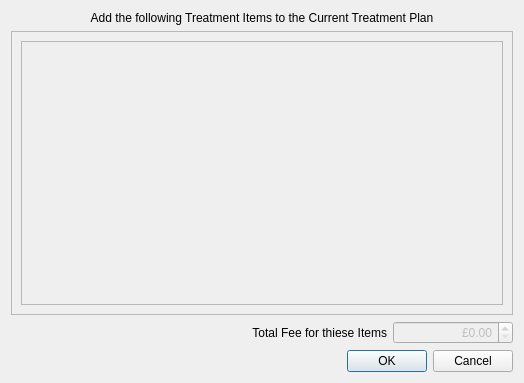
Qt form qt-designer/addTreatment.ui (rowinggolfer/openmolar1) before a commit.
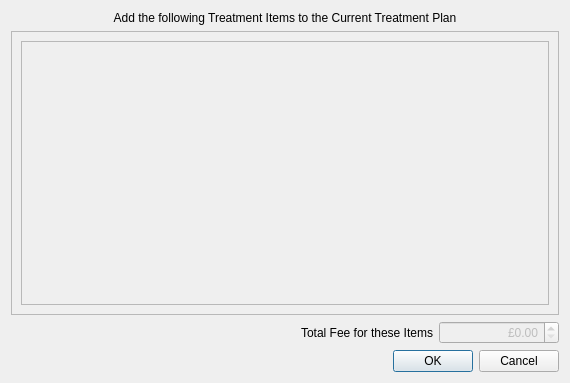
The same form after that commit.

The edit to the form file:
```diff
--- a/qt-designer/addTreatment.ui
+++ b/qt-designer/addTreatment.ui
@@ -5,7 +5,7 @@
    <rect>
     <x>0</x>
     <y>0</y>
-    <width>524</width>
+    <width>570</width>
     <height>383</height>
    </rect>
   </property>
@@ -42,8 +42,8 @@
        <rect>
         <x>0</x>
         <y>0</y>
-        <width>502</width>
-        <height>268</height>
+        <width>548</width>
+        <height>274</height>
        </rect>
       </property>
       <layout class="QVBoxLayout" name="verticalLayout" >
@@ -64,7 +64,7 @@
    <item row="2" column="0" >
     <widget class="QLabel" name="label_4" >
      <property name="text" >
-      <string>Total Fee for thiese Items</string>
+      <string>Total Fee for these Items</string>
      </property>
      <property name="alignment" >
       <set>Qt::AlignRight|Qt::AlignTrailing|Qt::AlignVCenter</set>
```
